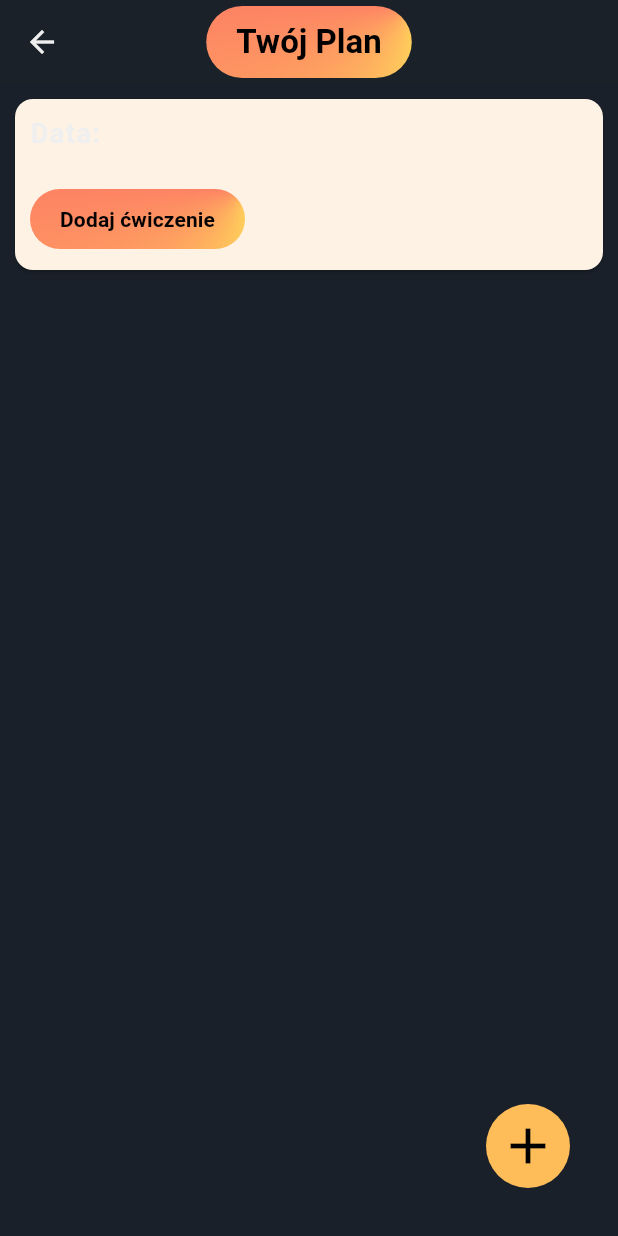
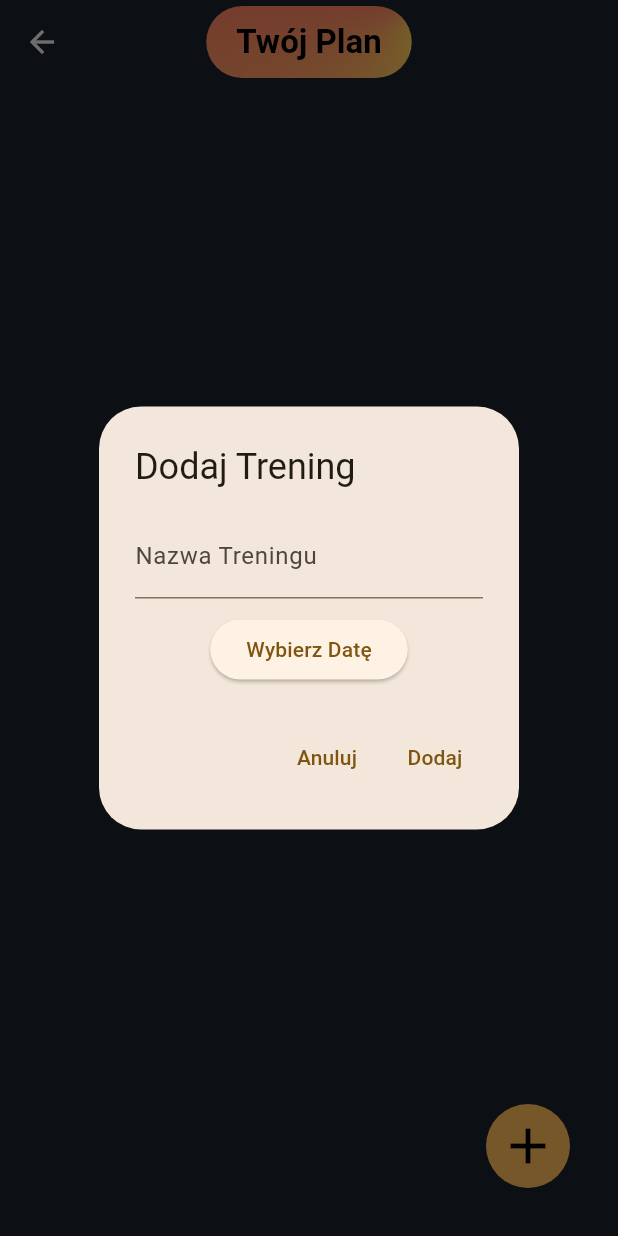
Before and after one commit to kluchoo/DoIt, a Flutter app: the Plan screen opened directly, after a tap on the "add" icon, on a phone screen of 412 x 824 dp. Run offline on Flutter 3.47's test engine with Material 3 defaults, Android fonts, the phone set to English and light mode, and no system bars; our stand-ins replace camera, cloud_firestore, file_picker, firebase_auth, firebase_core, flutter_card_swiper and 4 more; missing offline and left inert: gif; accounts and stored records are empty.

Commit message:
Dodanie formularzu nowego treningu

```diff
--- a/lib/strony/aplikacja/zakladki/plan.dart
+++ b/lib/strony/aplikacja/zakladki/plan.dart
@@ -10,9 +10,63 @@ class _PlanState extends State<Plan> {
   List<Workout> workouts = [];
 
   void _addWorkout() {
-    setState(() {
-      workouts.add(Workout(date: DateTime.now(), exercises: []));
-    });
+    showDialog(
+      context: context,
+      builder: (BuildContext context) {
+        String workoutName = '';
+        DateTime selectedDate = DateTime.now();
+
+        return AlertDialog(
+          title: const Text('Dodaj Trening'),
+          content: Column(
+            mainAxisSize: MainAxisSize.min,
+            children: [
+              TextField(
+                decoration: const InputDecoration(labelText: 'Nazwa Treningu'),
+                onChanged: (value) {
+                  workoutName = value;
+                },
+              ),
+              SizedBox(height: 10),
+              ElevatedButton(
+                onPressed: () async {
+                  final DateTime? picked = await showDatePicker(
+                    context: context,
+                    initialDate: selectedDate,
+                    firstDate: DateTime(2000),
+                    lastDate: DateTime(2101),
+                  );
+                  if (picked != null && picked != selectedDate) {
+                    setState(() {
+                      selectedDate = picked;
+                    });
+                  }
+                },
+                child: Text('Wybierz Datę'),
+              ),
+            ],
+          ),
+          actions: [
+            TextButton(
+              onPressed: () {
+                Navigator.of(context).pop();
+              },
+              child: const Text('Anuluj'),
+            ),
+            TextButton(
+              onPressed: () {
+                setState(() {
+                  workouts.add(Workout(
+                      name: workoutName, date: selectedDate, exercises: []));
+                });
+                Navigator.of(context).pop();
+              },
+              child: const Text('Dodaj'),
+            ),
+          ],
+        );
+      },
+    );
   }
 
   void _addExercise(int index) {
@@ -54,6 +108,10 @@ class _PlanState extends State<Plan> {
               child: Column(
                 crossAxisAlignment: CrossAxisAlignment.start,
                 children: [
+                  Text(
+                    'Nazwa: ${workouts[index].name}',
+                    style: TextStyle(fontSize: 18, fontWeight: FontWeight.bold),
+                  ),
                   Text(
                     'Data: ${workouts[index].date.toLocal()}'.split(' ')[0],
                     style: TextStyle(fontSize: 18, fontWeight: FontWeight.bold),
@@ -110,11 +168,11 @@ class _PlanState extends State<Plan> {
         margin: const EdgeInsets.fromLTRB(0, 0, 16, 16),
         child: IconButton.filled(
           style: ButtonStyle(
-            iconSize: const WidgetStatePropertyAll(40),
+            iconSize: const MaterialStatePropertyAll(40),
             backgroundColor: WidgetStatePropertyAll(
                 AppColors.primaryColor), // Replace with your desired color
-            iconColor: const WidgetStatePropertyAll(Colors.black),
-            elevation: const WidgetStatePropertyAll(0),
+            iconColor: const MaterialStatePropertyAll(Colors.black),
+            elevation: const MaterialStatePropertyAll(0),
           ),
           onPressed: _addWorkout,
           icon: const Icon(Icons.add),
@@ -125,10 +183,11 @@ class _PlanState extends State<Plan> {
 }
 
 class Workout {
+  String name;
   DateTime date;
   List<Exercise> exercises;
 
-  Workout({required this.date, required this.exercises});
+  Workout({required this.name, required this.date, required this.exercises});
 }
 
 class Exercise {
```
